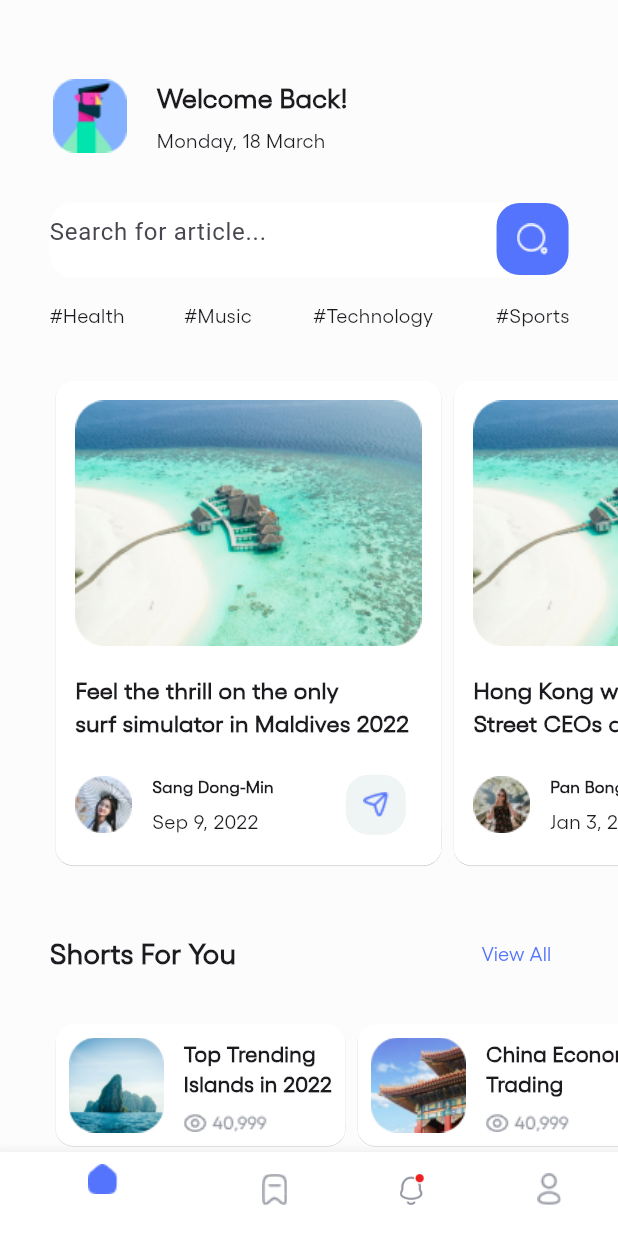
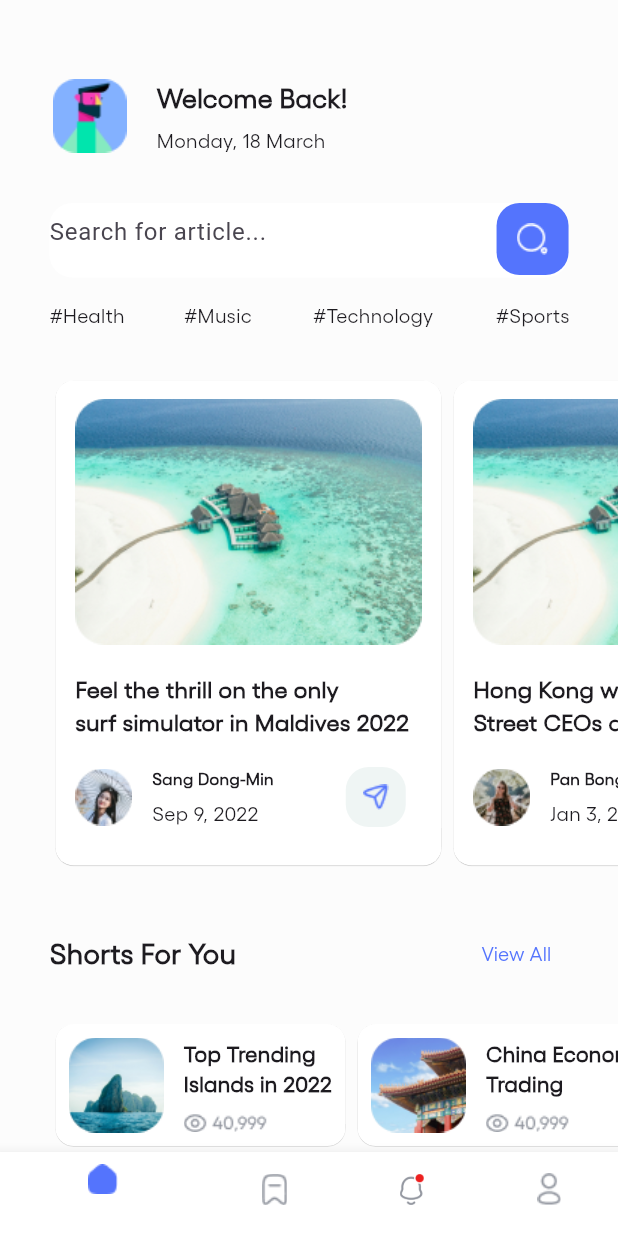
Before and after one commit to mayurshelar-coditas/paint_an_app, a Flutter app: the screen it shows after launch, on a phone screen of 412 x 824 dp. Run offline on Flutter 3.47's test engine with Material 3 defaults, Android fonts, the phone set to English and light mode, and no system bars; our stand-ins replace flutter_screenutil.

Commit message:
Assignment 5

```diff
--- a/lib/widgets/list_item.dart
+++ b/lib/widgets/list_item.dart
@@ -13,14 +13,11 @@ class ListItem extends StatelessWidget {
       color: Colors.white,
       elevation: 0.2,
       child: Padding(
-        padding: EdgeInsets.all(12.dm),
+        padding: EdgeInsets.only(left: 12.w, right: 12.w, top: 12.h),
         child: Column(
           crossAxisAlignment: CrossAxisAlignment.start,
           children: [
             locationDetails.locationImage,
-            // width: 231,
-            // fit: BoxFit.cover,
-
             SizedBox(
               height: 18.h,
             ),
@@ -33,7 +30,7 @@ class ListItem extends StatelessWidget {
               ),
             ),
             SizedBox(
-              height: 19.h,
+              height: 15.h,
             ),
             Row(
               children: [
```
